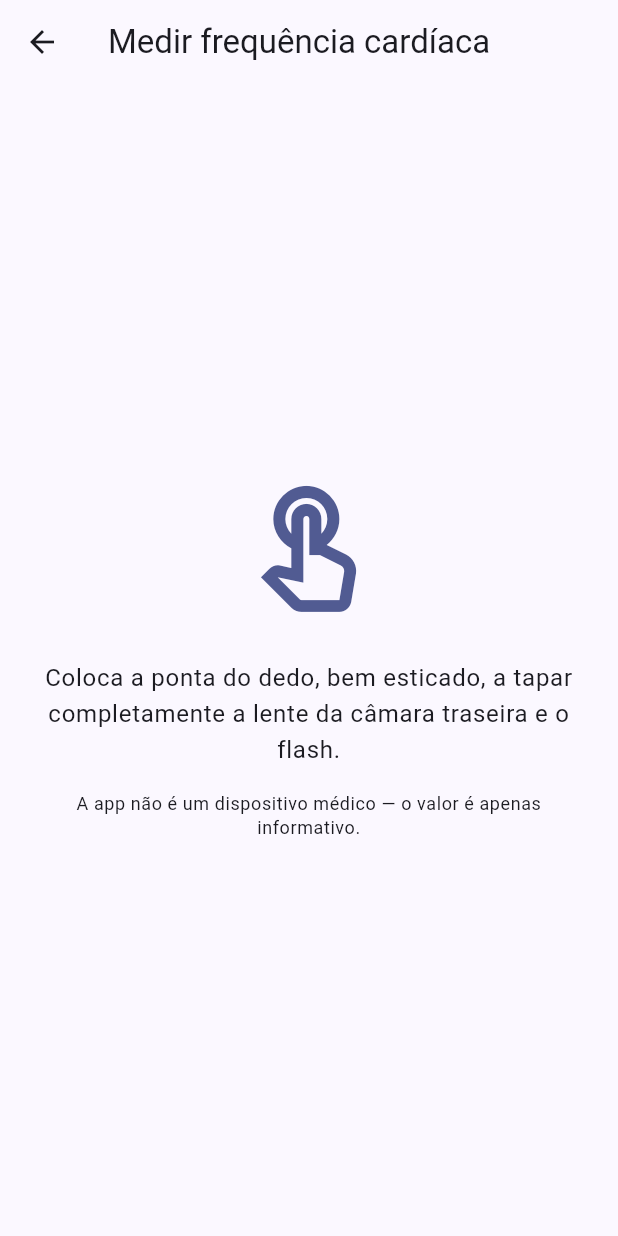
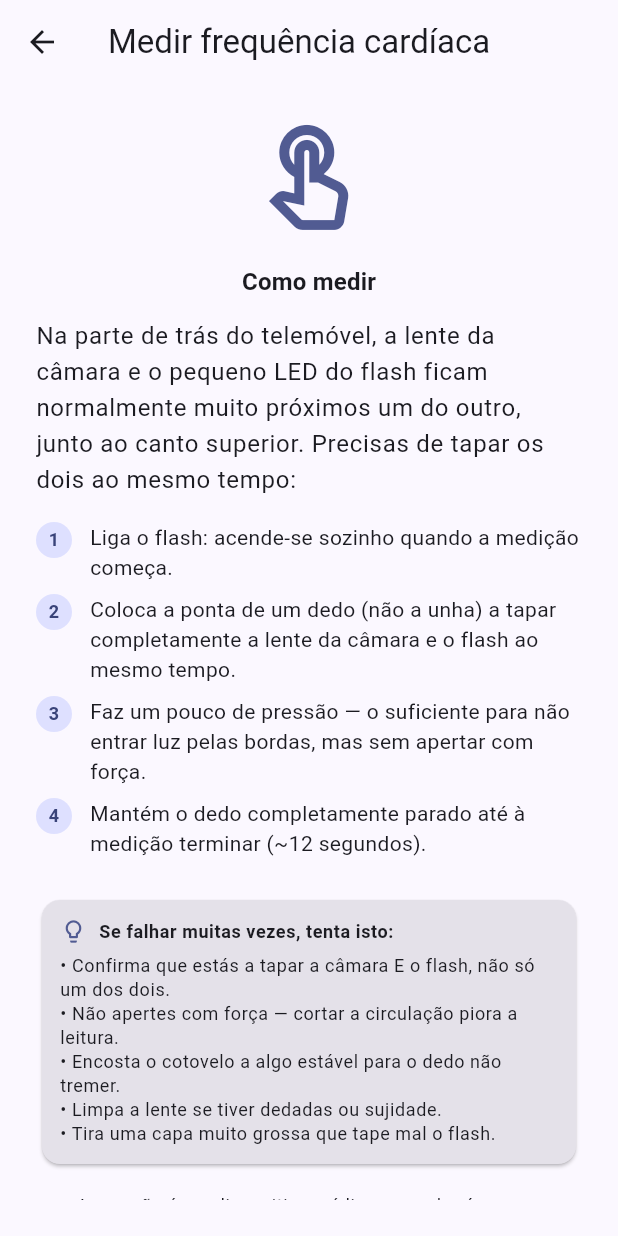
Before and after one commit to srbarbedo83/CuidarPT, a Flutter app: the MedirFrequenciaCardiacaScreen screen opened directly with empty values, on a phone screen of 412 x 824 dp. Run offline on Flutter 3.47's test engine with Material 3 defaults, Android fonts, the phone set to English and light mode, and no system bars; our stand-ins replace camera, flutter_local_notifications, flutter_riverpod, flutter_timezone, image_picker, in_app_purchase and 7 more; accounts and stored records are empty; generated files the repository leaves out were written again.

Commit message:
[Lote AI] Instruções mais claras para medir a frequência cardíaca
Explica passo a passo que é preciso tapar a lente da câmara E o
flash ao mesmo tempo (não só um dos dois), com dicas para quando a
medição falha repetidamente (pressão, imobilidade, lente suja, capa
grossa a tapar o flash) — mostradas antes de medir e também no ecrã
de erro.

Co-Authored-By: Claude Sonnet 5 <noreply@anthropic.com>

```diff
--- a/lib/features/frequencia_cardiaca/presentation/medir_frequencia_cardiaca_screen.dart
+++ b/lib/features/frequencia_cardiaca/presentation/medir_frequencia_cardiaca_screen.dart
@@ -74,16 +74,43 @@ class _MedirFrequenciaCardiacaScreenState extends State<MedirFrequenciaCardiacaS
   }
 
   Widget _aguardandoDedo(BuildContext context) {
-    return Column(
+    return SingleChildScrollView(
+      child: Column(
         mainAxisSize: MainAxisSize.min,
         children: [
-        Icon(Icons.touch_app_outlined, size: 96, color: Theme.of(context).colorScheme.primary),
-        const SizedBox(height: 24),
+          Icon(Icons.touch_app_outlined, size: 80, color: Theme.of(context).colorScheme.primary),
+          const SizedBox(height: 16),
           Text(
-          'Coloca a ponta do dedo, bem esticado, a tapar completamente a lente da câmara traseira e o flash.',
-          textAlign: TextAlign.center,
+            'Como medir',
+            style: Theme.of(context).textTheme.titleMedium?.copyWith(fontWeight: FontWeight.bold),
+          ),
+          const SizedBox(height: 12),
+          Align(
+            alignment: Alignment.centerLeft,
+            child: Text(
+              'Na parte de trás do telemóvel, a lente da câmara e o pequeno LED do '
+              'flash ficam normalmente muito próximos um do outro, junto ao canto '
+              'superior. Precisas de tapar os dois ao mesmo tempo:',
               style: Theme.of(context).textTheme.bodyLarge,
             ),
+          ),
+          const SizedBox(height: 12),
+          _passo(context, '1', 'Liga o flash: acende-se sozinho quando a medição começa.'),
+          _passo(
+            context,
+            '2',
+            'Coloca a ponta de um dedo (não a unha) a tapar completamente a lente '
+                'da câmara e o flash ao mesmo tempo.',
+          ),
+          _passo(
+            context,
+            '3',
+            'Faz um pouco de pressão — o suficiente para não entrar luz pelas '
+                'bordas, mas sem apertar com força.',
+          ),
+          _passo(context, '4', 'Mantém o dedo completamente parado até à medição terminar (~12 segundos).'),
+          const SizedBox(height: 20),
+          _cartaoDicas(context),
           const SizedBox(height: 16),
           Text(
             'A app não é um dispositivo médico — o valor é apenas informativo.',
@@ -91,6 +118,65 @@ class _MedirFrequenciaCardiacaScreenState extends State<MedirFrequenciaCardiacaS
             style: Theme.of(context).textTheme.bodySmall,
           ),
         ],
+      ),
+    );
+  }
+
+  Widget _passo(BuildContext context, String numero, String texto) {
+    return Padding(
+      padding: const EdgeInsets.symmetric(vertical: 4),
+      child: Row(
+        crossAxisAlignment: CrossAxisAlignment.start,
+        children: [
+          CircleAvatar(
+            radius: 12,
+            backgroundColor: Theme.of(context).colorScheme.primaryContainer,
+            child: Text(
+              numero,
+              style: TextStyle(
+                fontSize: 12,
+                fontWeight: FontWeight.bold,
+                color: Theme.of(context).colorScheme.onPrimaryContainer,
+              ),
+            ),
+          ),
+          const SizedBox(width: 12),
+          Expanded(child: Text(texto, style: Theme.of(context).textTheme.bodyMedium)),
+        ],
+      ),
+    );
+  }
+
+  Widget _cartaoDicas(BuildContext context) {
+    return Card(
+      color: Theme.of(context).colorScheme.surfaceContainerHighest,
+      child: Padding(
+        padding: const EdgeInsets.all(12),
+        child: Column(
+          crossAxisAlignment: CrossAxisAlignment.start,
+          children: [
+            Row(
+              children: [
+                Icon(Icons.lightbulb_outline, size: 18, color: Theme.of(context).colorScheme.primary),
+                const SizedBox(width: 8),
+                Text(
+                  'Se falhar muitas vezes, tenta isto:',
+                  style: Theme.of(context).textTheme.bodySmall?.copyWith(fontWeight: FontWeight.bold),
+                ),
+              ],
+            ),
+            const SizedBox(height: 6),
+            Text(
+              '• Confirma que estás a tapar a câmara E o flash, não só um dos dois.\n'
+              '• Não apertes com força — cortar a circulação piora a leitura.\n'
+              '• Encosta o cotovelo a algo estável para o dedo não tremer.\n'
+              '• Limpa a lente se tiver dedadas ou sujidade.\n'
+              '• Tira uma capa muito grossa que tape mal o flash.',
+              style: Theme.of(context).textTheme.bodySmall,
+            ),
+          ],
+        ),
+      ),
     );
   }
 
@@ -111,7 +197,7 @@ class _MedirFrequenciaCardiacaScreenState extends State<MedirFrequenciaCardiacaS
         ),
         const SizedBox(height: 24),
         Text(
-          'A medir... mantém o dedo parado sobre a câmara.',
+          'A medir... mantém o dedo parado, a tapar bem a câmara e o flash.',
           textAlign: TextAlign.center,
           style: Theme.of(context).textTheme.bodyLarge,
         ),
@@ -170,12 +256,15 @@ class _MedirFrequenciaCardiacaScreenState extends State<MedirFrequenciaCardiacaS
   }
 
   Widget _erroWidget(BuildContext context, String mensagem) {
-    return Column(
+    return SingleChildScrollView(
+      child: Column(
         mainAxisSize: MainAxisSize.min,
         children: [
           Icon(Icons.error_outline, size: 64, color: Theme.of(context).colorScheme.error),
           const SizedBox(height: 16),
           Text(mensagem, textAlign: TextAlign.center, style: Theme.of(context).textTheme.bodyLarge),
+          const SizedBox(height: 20),
+          _cartaoDicas(context),
           const SizedBox(height: 24),
           FilledButton.icon(
             onPressed: _reiniciar,
@@ -183,6 +272,7 @@ class _MedirFrequenciaCardiacaScreenState extends State<MedirFrequenciaCardiacaS
             label: const Text('Tentar novamente'),
           ),
         ],
+      ),
     );
   }
 }
```
Lines whose indentation alone changed are shown as unchanged.
